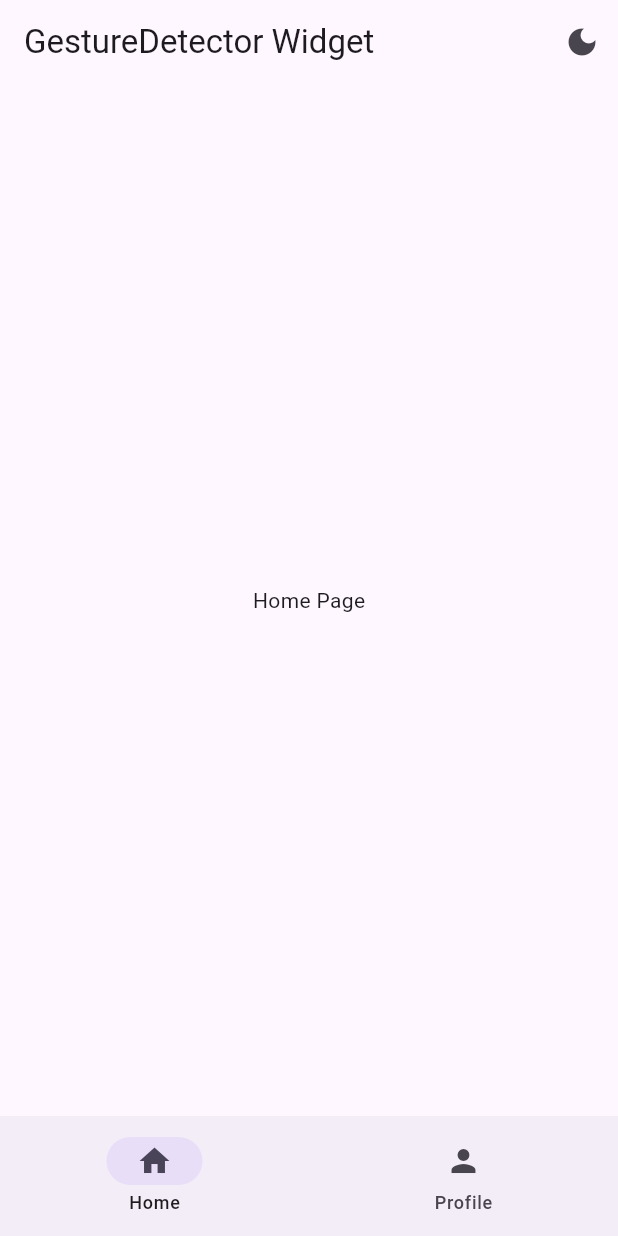
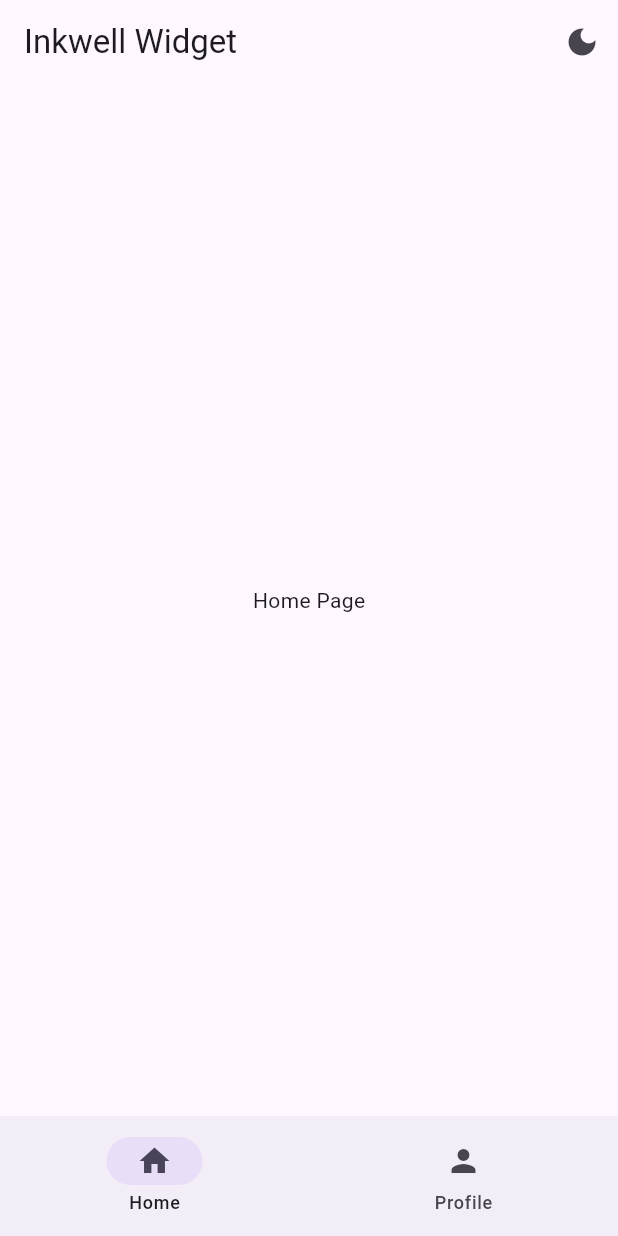
Before and after one commit to manpits/flutter, a Flutter app: the screen it shows after launch, on a phone screen of 412 x 824 dp. Run offline on Flutter 3.47's test engine with Material 3 defaults, Android fonts, the phone set to English and light mode, and no system bars.

Commit message:
029-inkwell-widget-1740984905

```diff
--- a/lib/views/widget_tree.dart
+++ b/lib/views/widget_tree.dart
@@ -19,7 +19,7 @@ class WidgetTree extends StatelessWidget {
       builder: (context, value, child) {
         return Scaffold(
           appBar: AppBar(
-            title: const Text('GestureDetector Widget'),
+            title: const Text('Inkwell Widget'),
             actions: [
               IconButton(
                   onPressed: () {
```
